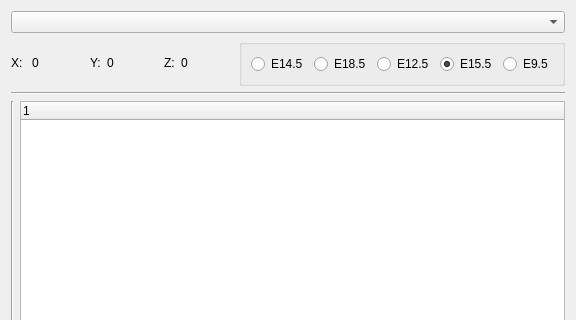
First picture: the form in ui/ui_annotations.ui, repository VCCRI/vpv, before the edit; both pictures show x 0 to 576 and y 0 to 320 of the 576 by 802 pixel window.
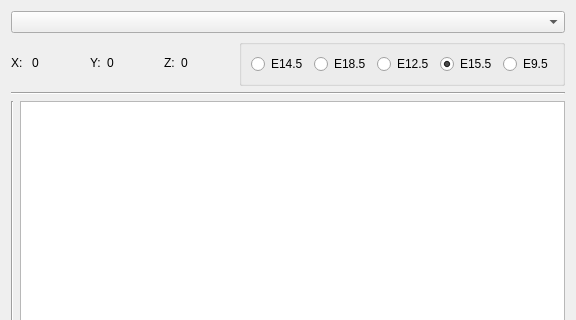
Second picture: the form after the edit.

Commit message: TreeView kind of working, but want to swith to TreeView

The edit to the form file:
```diff
--- a/ui/ui_annotations.ui
+++ b/ui/ui_annotations.ui
@@ -174,7 +174,7 @@
         </widget>
        </item>
        <item>
-        <widget class="QTreeWidget" name="treeWidgetAvailableTerms">
+        <widget class="QTreeView" name="treeViewAvailableTerms">
          <property name="sizePolicy">
           <sizepolicy hsizetype="Expanding" vsizetype="MinimumExpanding">
            <horstretch>0</horstretch>
@@ -187,11 +187,6 @@
            <height>300</height>
           </size>
          </property>
-         <column>
-          <property name="text">
-           <string notr="true">1</string>
-          </property>
-         </column>
         </widget>
        </item>
       </layout>
```
The commit also changes 2 other files.
